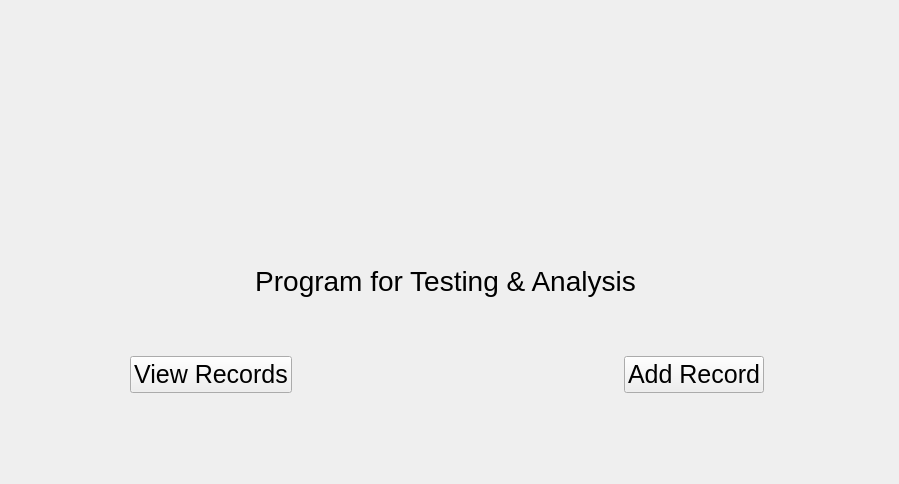
Above: mainWindow.ui from ektagoel-12/QtProject before the change. Below: the same form after it.
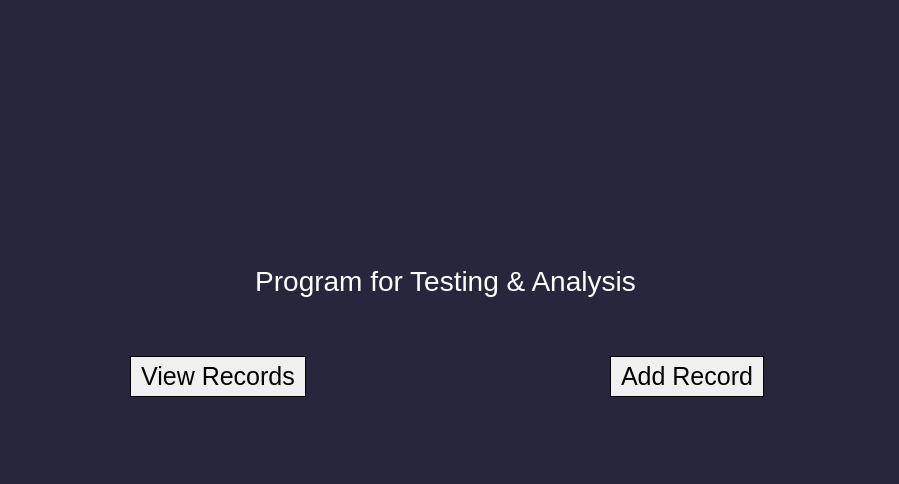
That is the form after the change. Icons and pictures are not drawn.

```diff
--- a/mainWindow.ui
+++ b/mainWindow.ui
@@ -13,35 +13,17 @@
   <property name="windowTitle">
    <string>MainWindow</string>
   </property>
+  <property name="styleSheet">
+   <string notr="true">background-color: #27263c</string>
+  </property>
   <widget class="QWidget" name="centralwidget">
-   <widget class="QLabel" name="label">
-    <property name="geometry">
-     <rect>
-      <x>120</x>
-      <y>240</y>
-      <width>651</width>
-      <height>81</height>
-     </rect>
-    </property>
-    <property name="font">
-     <font>
-      <pointsize>21</pointsize>
-     </font>
-    </property>
-    <property name="text">
-     <string>Program for Testing &amp; Analysis</string>
-    </property>
-    <property name="alignment">
-     <set>Qt::AlignCenter</set>
-    </property>
-   </widget>
    <widget class="QWidget" name="layoutWidget">
     <property name="geometry">
      <rect>
       <x>130</x>
       <y>350</y>
       <width>634</width>
-      <height>50</height>
+      <height>53</height>
      </rect>
     </property>
     <layout class="QHBoxLayout" name="horizontalLayout">
@@ -52,6 +34,23 @@
          <pointsize>19</pointsize>
         </font>
        </property>
+       <property name="styleSheet">
+        <string notr="true">QPushButton {
+    background-color: #f0f0f0;
+    color: #000000;
+    border: 1px solid #000000;
+    padding: 5px 10px;
+}
+
+QPushButton:hover {
+    background-color: #e0e0e0;
+}
+
+QPushButton:pressed {
+    background-color: #c0c0c0;
+}
+</string>
+       </property>
        <property name="text">
         <string>View Records</string>
        </property>
@@ -77,6 +76,23 @@
          <pointsize>19</pointsize>
         </font>
        </property>
+       <property name="styleSheet">
+        <string notr="true">QPushButton {
+    background-color: #f0f0f0;
+    color: #000000;
+    border: 1px solid #000000;
+    padding: 5px 10px;
+}
+
+QPushButton:hover {
+    background-color: #e0e0e0;
+}
+
+QPushButton:pressed {
+    background-color: #c0c0c0;
+}
+</string>
+       </property>
        <property name="text">
         <string>Add Record</string>
        </property>
@@ -84,6 +100,52 @@
      </item>
     </layout>
    </widget>
+   <widget class="QLabel" name="imageLabel">
+    <property name="geometry">
+     <rect>
+      <x>200</x>
+      <y>70</y>
+      <width>511</width>
+      <height>141</height>
+     </rect>
+    </property>
+    <property name="styleSheet">
+     <string notr="true"/>
+    </property>
+    <property name="text">
+     <string/>
+    </property>
+    <property name="pixmap">
+     <pixmap resource="resources.qrc">:/logo/white_text.jpg</pixmap>
+    </property>
+    <property name="scaledContents">
+     <bool>true</bool>
+    </property>
+   </widget>
+   <widget class="QLabel" name="textLabel">
+    <property name="geometry">
+     <rect>
+      <x>120</x>
+      <y>240</y>
+      <width>651</width>
+      <height>81</height>
+     </rect>
+    </property>
+    <property name="font">
+     <font>
+      <pointsize>21</pointsize>
+     </font>
+    </property>
+    <property name="styleSheet">
+     <string notr="true">color: white</string>
+    </property>
+    <property name="text">
+     <string>Program for Testing &amp; Analysis</string>
+    </property>
+    <property name="alignment">
+     <set>Qt::AlignCenter</set>
+    </property>
+   </widget>
   </widget>
   <action name="actionOpen">
    <property name="text">
```
